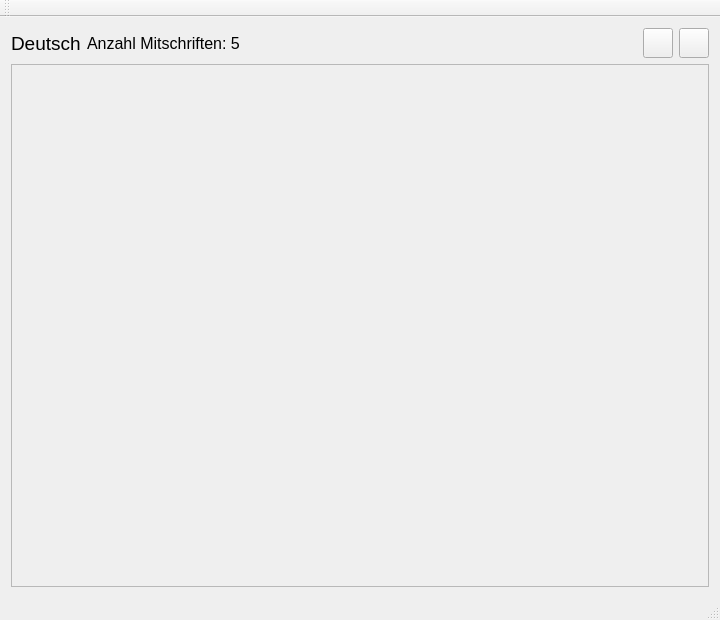
orgnnice/OrgNNice, file subject_detail.ui: the form before one commit.
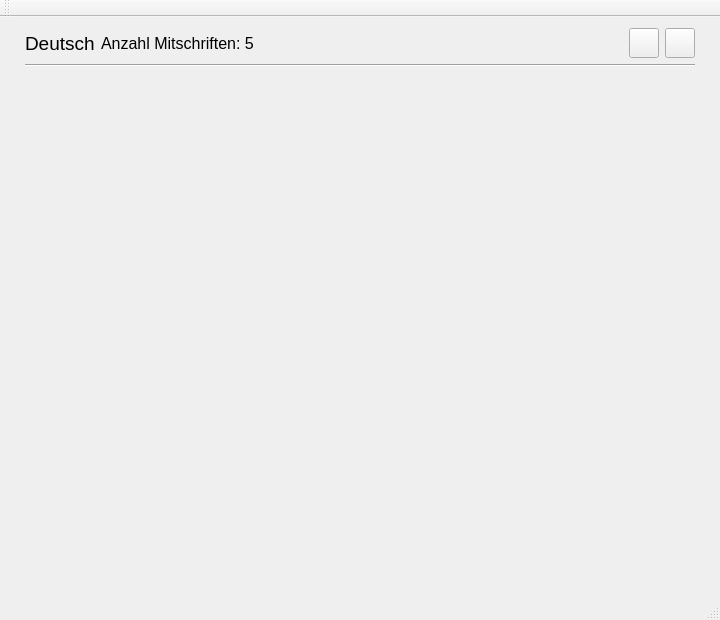
The form after the commit. Icons and pictures are not drawn.

Diff of the .ui file:
```diff
--- a/subject_detail.ui
+++ b/subject_detail.ui
@@ -32,37 +32,41 @@
    </size>
   </property>
   <widget class="QWidget" name="centralWidget">
-   <layout class="QGridLayout" name="gridLayout_2">
-    <item row="0" column="3">
-     <widget class="QPushButton" name="pushButton">
-      <property name="minimumSize">
-       <size>
-        <width>30</width>
-        <height>30</height>
-       </size>
-      </property>
-      <property name="maximumSize">
-       <size>
-        <width>30</width>
-        <height>30</height>
-       </size>
+   <layout class="QVBoxLayout" name="verticalLayout_2">
+    <property name="leftMargin">
+     <number>0</number>
+    </property>
+    <property name="rightMargin">
+     <number>0</number>
+    </property>
+    <property name="bottomMargin">
+     <number>0</number>
+    </property>
+    <item>
+     <layout class="QVBoxLayout" name="verticalLayout_3">
+      <property name="leftMargin">
+       <number>25</number>
+      </property>
+      <property name="rightMargin">
+       <number>25</number>
+      </property>
+      <item>
+       <layout class="QHBoxLayout" name="horizontalLayout_2">
+        <item>
+         <widget class="QLabel" name="label">
+          <property name="font">
+           <font>
+            <pointsize>14</pointsize>
+            <weight>50</weight>
+            <bold>false</bold>
+           </font>
       </property>
       <property name="text">
-       <string/>
-      </property>
-      <property name="icon">
-       <iconset resource="resources.qrc">
-        <normaloff>:/images/icons/search_icon.png</normaloff>:/images/icons/search_icon.png</iconset>
-      </property>
-      <property name="iconSize">
-       <size>
-        <width>20</width>
-        <height>20</height>
-       </size>
+           <string>Deutsch</string>
       </property>
      </widget>
     </item>
-    <item row="0" column="1">
+        <item>
      <widget class="QLabel" name="label_1">
       <property name="font">
        <font>
@@ -74,7 +78,7 @@
       </property>
      </widget>
     </item>
-    <item row="0" column="2">
+        <item>
      <spacer name="horizontalSpacer">
       <property name="orientation">
        <enum>Qt::Horizontal</enum>
@@ -87,21 +91,36 @@
       </property>
      </spacer>
     </item>
-    <item row="0" column="0">
-     <widget class="QLabel" name="label">
-      <property name="font">
-       <font>
-        <pointsize>14</pointsize>
-        <weight>50</weight>
-        <bold>false</bold>
-       </font>
+        <item>
+         <widget class="QPushButton" name="pushButton">
+          <property name="minimumSize">
+           <size>
+            <width>30</width>
+            <height>30</height>
+           </size>
+          </property>
+          <property name="maximumSize">
+           <size>
+            <width>30</width>
+            <height>30</height>
+           </size>
       </property>
       <property name="text">
-       <string>Deutsch</string>
+           <string/>
+          </property>
+          <property name="icon">
+           <iconset resource="resources.qrc">
+            <normaloff>:/images/icons/search_icon.png</normaloff>:/images/icons/search_icon.png</iconset>
+          </property>
+          <property name="iconSize">
+           <size>
+            <width>20</width>
+            <height>20</height>
+           </size>
       </property>
      </widget>
     </item>
-    <item row="0" column="4">
+        <item>
      <widget class="QPushButton" name="addnew">
       <property name="minimumSize">
        <size>
@@ -133,11 +152,28 @@
       </property>
      </widget>
     </item>
-    <item row="1" column="0" colspan="5">
+       </layout>
+      </item>
+      <item>
+       <widget class="Line" name="line">
+        <property name="orientation">
+         <enum>Qt::Horizontal</enum>
+        </property>
+       </widget>
+      </item>
+     </layout>
+    </item>
+    <item>
      <widget class="QScrollArea" name="scrollArea">
       <property name="styleSheet">
        <string notr="true"/>
       </property>
+      <property name="frameShape">
+       <enum>QFrame::NoFrame</enum>
+      </property>
+      <property name="frameShadow">
+       <enum>QFrame::Plain</enum>
+      </property>
       <property name="widgetResizable">
        <bool>true</bool>
       </property>
@@ -146,8 +182,8 @@
         <rect>
          <x>0</x>
          <y>0</y>
-         <width>696</width>
-         <height>494</height>
+         <width>720</width>
+         <height>509</height>
         </rect>
        </property>
        <layout class="QGridLayout" name="gridLayout"/>
```
Left out of the diff: 2 changed lines with no effect on the pictures. Lines whose indentation alone changed are shown as unchanged.
